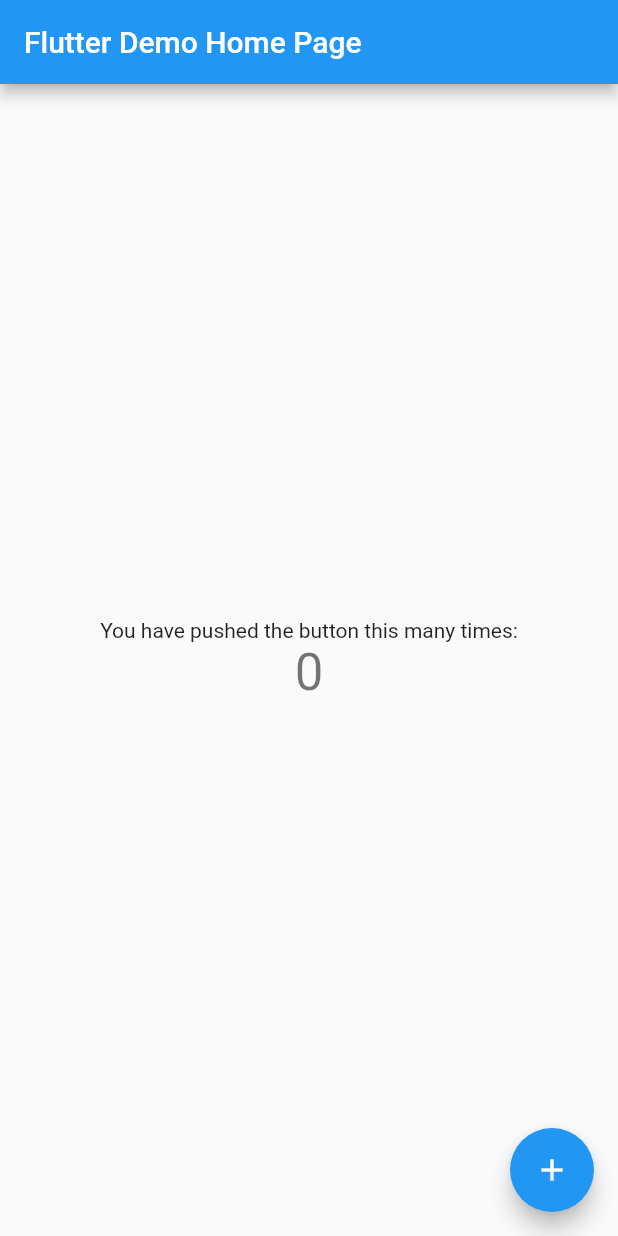
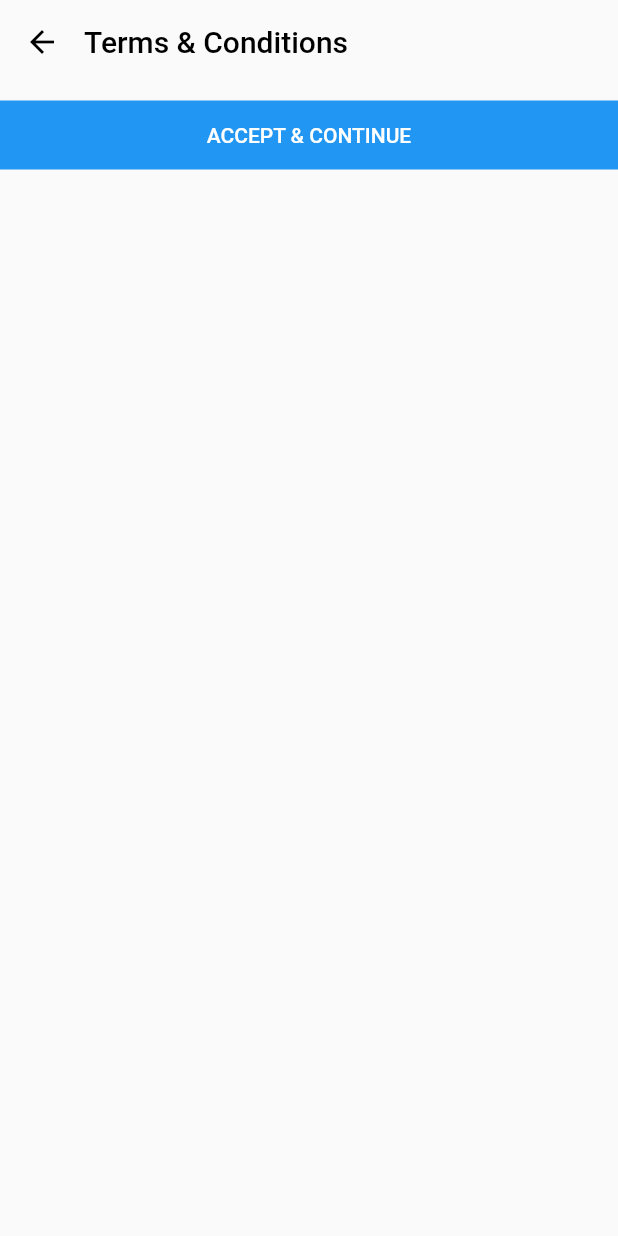
Before and after one commit to aymaneberbouche31/applicationFlutter, a Flutter app: the screen it shows after launch, on a phone screen of 412 x 824 dp. Run offline on Flutter 3.47's test engine with Material 2 defaults, Android fonts, the phone set to English and light mode, and no system bars.

Commit message:
Vue Auth et conditions générales

```diff
--- a/lib/main.dart
+++ b/lib/main.dart
@@ -1,115 +1,16 @@
+import 'package:application/screens/guest/Auth.dart';
+import 'package:application/screens/guest/Term.dart';
 import 'package:flutter/material.dart';
 
-void main() {
-  runApp(const MyApp());
-}
+void main() => runApp(App());
 
-class MyApp extends StatelessWidget {
-  const MyApp({super.key});
-
-  // This widget is the root of your application.
+class App extends StatelessWidget {
   @override
   Widget build(BuildContext context) {
     return MaterialApp(
-      title: 'Flutter Demo',
-      theme: ThemeData(
-        // This is the theme of your application.
-        //
-        // Try running your application with "flutter run". You'll see the
-        // application has a blue toolbar. Then, without quitting the app, try
-        // changing the primarySwatch below to Colors.green and then invoke
-        // "hot reload" (press "r" in the console where you ran "flutter run",
-        // or simply save your changes to "hot reload" in a Flutter IDE).
-        // Notice that the counter didn't reset back to zero; the application
-        // is not restarted.
-        primarySwatch: Colors.blue,
-      ),
-      home: const MyHomePage(title: 'Flutter Demo Home Page'),
+      debugShowCheckedModeBanner: false,
+      title: 'Aymane',
+      home: TermScreen(),
     );
   }
 }
-
-class MyHomePage extends StatefulWidget {
-  const MyHomePage({super.key, required this.title});
-
-  // This widget is the home page of your application. It is stateful, meaning
-  // that it has a State object (defined below) that contains fields that affect
-  // how it looks.
-
-  // This class is the configuration for the state. It holds the values (in this
-  // case the title) provided by the parent (in this case the App widget) and
-  // used by the build method of the State. Fields in a Widget subclass are
-  // always marked "final".
-
-  final String title;
-
-  @override
-  State<MyHomePage> createState() => _MyHomePageState();
-}
-
-class _MyHomePageState extends State<MyHomePage> {
-  int _counter = 0;
-
-  void _incrementCounter() {
-    setState(() {
-      // This call to setState tells the Flutter framework that something has
-      // changed in this State, which causes it to rerun the build method below
-      // so that the display can reflect the updated values. If we changed
-      // _counter without calling setState(), then the build method would not be
-      // called again, and so nothing would appear to happen.
-      _counter++;
-    });
-  }
-
-  @override
-  Widget build(BuildContext context) {
-    // This method is rerun every time setState is called, for instance as done
-    // by the _incrementCounter method above.
-    //
-    // The Flutter framework has been optimized to make rerunning build methods
-    // fast, so that you can just rebuild anything that needs updating rather
-    // than having to individually change instances of widgets.
-    return Scaffold(
-      appBar: AppBar(
-        // Here we take the value from the MyHomePage object that was created by
-        // the App.build method, and use it to set our appbar title.
-        title: Text(widget.title),
-      ),
-      body: Center(
-        // Center is a layout widget. It takes a single child and positions it
-        // in the middle of the parent.
-        child: Column(
-          // Column is also a layout widget. It takes a list of children and
-          // arranges them vertically. By default, it sizes itself to fit its
-          // children horizontally, and tries to be as tall as its parent.
-          //
-          // Invoke "debug painting" (press "p" in the console, choose the
-          // "Toggle Debug Paint" action from the Flutter Inspector in Android
-          // Studio, or the "Toggle Debug Paint" command in Visual Studio Code)
-          // to see the wireframe for each widget.
-          //
-          // Column has various properties to control how it sizes itself and
-          // how it positions its children. Here we use mainAxisAlignment to
-          // center the children vertically; the main axis here is the vertical
-          // axis because Columns are vertical (the cross axis would be
-          // horizontal).
-          mainAxisAlignment: MainAxisAlignment.center,
-          children: <Widget>[
-            const Text(
-              'You have pushed the button this many times:',
-            ),
-            Text(
-              '$_counter',
-              style: Theme.of(context).textTheme.headline4,
-            ),
-          ],
-        ),
-      ),
-      floatingActionButton: FloatingActionButton(
-        onPressed: _incrementCounter,
-        tooltip: 'Increment',
-        child: const Icon(Icons.add),
-      ), // This trailing comma makes auto-formatting nicer for build methods.
-    );
-  }
-}
--- /dev/null
+++ b/lib/screens/guest/Term.dart
@@ -0,0 +1,51 @@
+import 'package:flutter/material.dart';
+
+class TermScreen extends StatefulWidget {
+  TermScreen({Key? key}) : super(key: key);
+
+  @override
+  _TermScreenState createState() => _TermScreenState();
+}
+
+class _TermScreenState extends State<TermScreen> {
+  @override
+  Widget build(BuildContext context) {
+    return SafeArea(
+        child: Scaffold(
+            appBar: AppBar(
+              titleSpacing: 0.0,
+              elevation: 0,
+              backgroundColor: Theme.of(context).scaffoldBackgroundColor,
+              title: Text(
+                'Terms & Conditions',
+                style: TextStyle(color: Colors.black),
+              ),
+              leading: IconButton(
+                  icon: Icon(Icons.arrow_back),
+                  color: Colors.black,
+                  onPressed: () {}),
+            ),
+            body: Column(
+              crossAxisAlignment: CrossAxisAlignment.stretch,
+              children: [
+                SizedBox(
+                  height: 10.0,
+                ),
+                ElevatedButton(
+                  onPressed: () => print('accept'),
+                  child: Text(
+                    'accept & continue'.toUpperCase(),
+                    style: TextStyle(color: Colors.white),
+                  ),
+                  style: ElevatedButton.styleFrom(
+                    padding: EdgeInsets.symmetric(vertical: 15.0,),
+                    elevation: 0,
+                    shape: RoundedRectangleBorder(
+                        borderRadius: BorderRadius.circular(0.0)),
+                    backgroundColor: Theme.of(context).primaryColor,
+                  ),
+                ),
+              ],
+            )));
+  }
+}
```
Also changed, not shown: lib/screens/guest/Auth.dart (added, +88 -0 lines).
